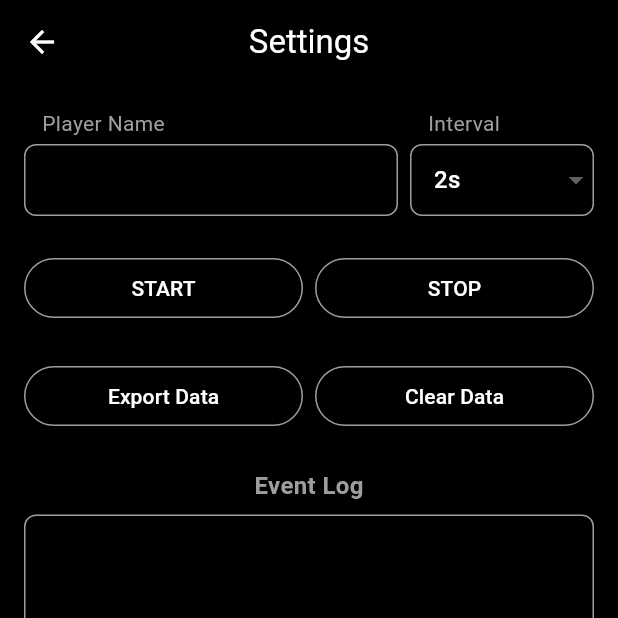
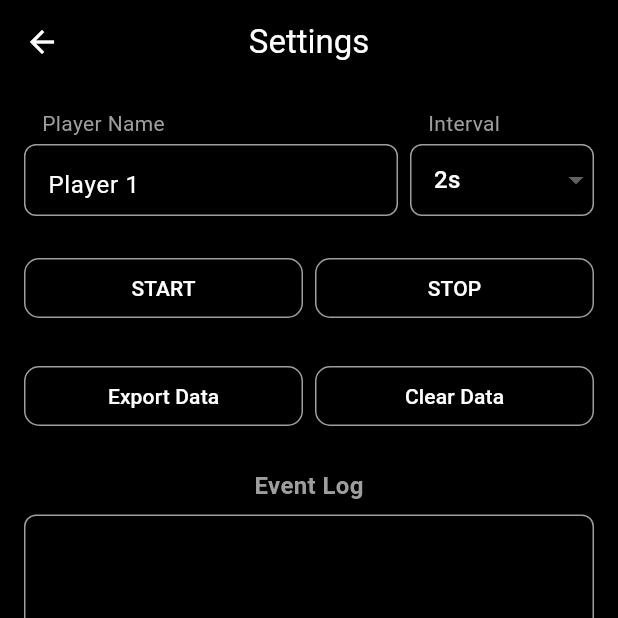
Before and after one commit to xmbn/Airsoft-Telemetry, a Flutter app: the screen it shows after launch, after a tap on the "settings" icon, on a phone screen of 412 x 824 dp, the top half of it. Run offline on Flutter 3.47's test engine with Material 3 defaults, Android fonts, the phone set to English and light mode, and no system bars.

Commit message:
refactor: centralize UI constants and default values in AppConfig

```diff
--- a/lib/main.dart
+++ b/lib/main.dart
@@ -1,5 +1,6 @@
 import 'package:flutter/material.dart';
 import 'screens/home_screen.dart';
+import 'services/app_config.dart';
 
 void main() {
   runApp(const MyApp());
@@ -12,7 +13,7 @@ class MyApp extends StatelessWidget {
   @override
   Widget build(BuildContext context) {
     return MaterialApp(
-      title: 'Airsoft Telemetry',
+      title: AppConfig.appTitle,
       theme: ThemeData(
         colorScheme: ColorScheme.fromSeed(seedColor: Colors.deepPurple),
         useMaterial3: true,
--- a/lib/screens/home_screen.dart
+++ b/lib/screens/home_screen.dart
@@ -1,4 +1,5 @@
 import 'package:flutter/material.dart';
+import '../services/app_config.dart';
 import 'settings_screen.dart';
 
 class HomeScreen extends StatefulWidget {
@@ -9,7 +10,7 @@ class HomeScreen extends StatefulWidget {
 }
 
 class _HomeScreenState extends State<HomeScreen> {
-  bool _isTracking = false;
+  bool _isTracking = AppConfig.defaultIsTracking;
 
   void _startSession() {
     setState(() {
@@ -29,7 +30,7 @@ class _HomeScreenState extends State<HomeScreen> {
       resizeToAvoidBottomInset: false,
       appBar: AppBar(
         backgroundColor: Colors.black,
-        title: Text('Airsoft Telemetry', style: TextStyle(color: Colors.white)),
+        title: Text(AppConfig.appTitle, style: TextStyle(color: Colors.white)),
         centerTitle: true,
         actions: [
           IconButton(
@@ -44,34 +45,34 @@ class _HomeScreenState extends State<HomeScreen> {
         ],
       ),
       body: Container(
-        padding: EdgeInsets.all(16),
+        padding: EdgeInsets.all(AppConfig.standardPadding),
         color: Colors.black,
         child: Column(
           children: [
             // Start button
             SizedBox(
               width: double.infinity,
-              height: 60,
+              height: AppConfig.startButtonHeight,
               child: OutlinedButton(
                 onPressed: _isTracking ? null : _startSession,
                 style: OutlinedButton.styleFrom(
                   side: BorderSide(color: _isTracking ? Colors.grey : Colors.white),
                   backgroundColor: Colors.black,
                   shape: RoundedRectangleBorder(
-                    borderRadius: BorderRadius.circular(10),
+                    borderRadius: BorderRadius.circular(AppConfig.buttonBorderRadius),
                   ),
                 ),
                 child: Text(
-                  'START',
+                  AppConfig.startLabel,
                   style: TextStyle(
                     color: _isTracking ? Colors.grey : Colors.white,
-                    fontSize: 18,
+                    fontSize: AppConfig.startButtonFontSize,
                     fontWeight: FontWeight.bold,
                   ),
                 ),
               ),
             ),
-            SizedBox(height: 24),
+            SizedBox(height: AppConfig.extraLargePadding),
 
             // Event buttons (fill remaining space)
             Expanded(
@@ -81,53 +82,53 @@ class _HomeScreenState extends State<HomeScreen> {
                     child: OutlinedButton(
                       onPressed: () {
                         if (!_isTracking) _startSession();
-                        _recordEvent('HIT');
+                        _recordEvent(AppConfig.hitEvent);
                       },
                       style: OutlinedButton.styleFrom(
                         backgroundColor: Colors.black,
                         side: BorderSide(color: Colors.red),
                         minimumSize: Size(double.infinity, 0),
                         shape: RoundedRectangleBorder(
-                          borderRadius: BorderRadius.circular(10),
+                          borderRadius: BorderRadius.circular(AppConfig.buttonBorderRadius),
                         ),
                       ),
-                      child: Text('HIT', style: TextStyle(color: Colors.red, fontSize: 24)),
+                      child: Text(AppConfig.hitLabel, style: TextStyle(color: Colors.red, fontSize: AppConfig.eventButtonFontSize)),
                     ),
                   ),
-                  SizedBox(height: 12),
+                  SizedBox(height: AppConfig.largePadding),
                   Expanded(
                     child: OutlinedButton(
                       onPressed: () {
                         if (!_isTracking) _startSession();
-                        _recordEvent('SPAWN');
+                        _recordEvent(AppConfig.spawnEvent);
                       },
                       style: OutlinedButton.styleFrom(
                         backgroundColor: Colors.black,
                         side: BorderSide(color: Colors.green),
                         minimumSize: Size(double.infinity, 0),
                         shape: RoundedRectangleBorder(
-                          borderRadius: BorderRadius.circular(10),
+                          borderRadius: BorderRadius.circular(AppConfig.buttonBorderRadius),
                         ),
                       ),
-                      child: Text('SPAWN', style: TextStyle(color: Colors.green, fontSize: 24)),
+                      child: Text(AppConfig.spawnLabel, style: TextStyle(color: Colors.green, fontSize: AppConfig.eventButtonFontSize)),
                     ),
                   ),
-                  SizedBox(height: 12),
+                  SizedBox(height: AppConfig.largePadding),
                   Expanded(
                     child: OutlinedButton(
                       onPressed: () {
                         if (!_isTracking) _startSession();
-                        _recordEvent('KILL');
+                        _recordEvent(AppConfig.killEvent);
                       },
                       style: OutlinedButton.styleFrom(
                         backgroundColor: Colors.black,
                         side: BorderSide(color: Colors.amber),
                         minimumSize: Size(double.infinity, 0),
                         shape: RoundedRectangleBorder(
-                          borderRadius: BorderRadius.circular(10),
+                          borderRadius: BorderRadius.circular(AppConfig.buttonBorderRadius),
                         ),
                       ),
-                      child: Text('KILL', style: TextStyle(color: Colors.amber, fontSize: 24)),
+                      child: Text(AppConfig.killLabel, style: TextStyle(color: Colors.amber, fontSize: AppConfig.eventButtonFontSize)),
                     ),
                   ),
                 ],
--- a/lib/screens/settings_screen.dart
+++ b/lib/screens/settings_screen.dart
@@ -1,4 +1,5 @@
 import 'package:flutter/material.dart';
+import '../services/app_config.dart';
 
 class SettingsScreen extends StatefulWidget {
   const SettingsScreen({super.key});
@@ -8,10 +9,10 @@ class SettingsScreen extends StatefulWidget {
 }
 
 class _SettingsScreenState extends State<SettingsScreen> {
-  String _playerName = '';
-  String _selectedInterval = '2s';
-  bool _isTracking = false;
-  bool _isPaused = false;
+  String _playerName = AppConfig.defaultPlayerName;
+  String _selectedInterval = AppConfig.defaultInterval;
+  bool _isTracking = AppConfig.defaultIsTracking;
+  bool _isPaused = AppConfig.defaultIsPaused;
   final List<Map<String, String>> _events = [];
   late final TextEditingController _playerNameController;
 
@@ -39,7 +40,7 @@ class _SettingsScreenState extends State<SettingsScreen> {
       resizeToAvoidBottomInset: false,
       appBar: AppBar(
         backgroundColor: Colors.black,
-        title: Text('Settings', style: TextStyle(color: Colors.white)),
+        title: Text(AppConfig.settingsTitle, style: TextStyle(color: Colors.white)),
         centerTitle: true,
         leading: IconButton(
           icon: Icon(Icons.arrow_back, color: Colors.white),
@@ -47,7 +48,7 @@ class _SettingsScreenState extends State<SettingsScreen> {
         ),
       ),
       body: Container(
-        padding: EdgeInsets.all(16),
+        padding: EdgeInsets.all(AppConfig.standardPadding),
         color: Colors.black,
         child: Column(
           children: [
@@ -58,26 +59,26 @@ class _SettingsScreenState extends State<SettingsScreen> {
                 Expanded(
                   flex: 2,
                   child: Padding(
-                    padding: const EdgeInsets.only(right: 4.0),
+                    padding: EdgeInsets.only(right: AppConfig.smallPadding),
                     child: Column(
                       crossAxisAlignment: CrossAxisAlignment.stretch,
                       children: [
                         Padding(
-                          padding: const EdgeInsets.only(left: 12.0),
-                          child: Text('Player Name', style: TextStyle(color: Colors.grey)),
+                          padding: EdgeInsets.only(left: AppConfig.largePadding),
+                          child: Text(AppConfig.playerNameLabel, style: TextStyle(color: Colors.grey)),
                         ),
-                        SizedBox(height: 4),
+                        SizedBox(height: AppConfig.smallPadding),
                         SizedBox(
-                          height: 48,
+                          height: AppConfig.inputFieldHeight,
                           child: TextFormField(
                             controller: _playerNameController,
                             decoration: InputDecoration(
                               enabledBorder: OutlineInputBorder(
                                   borderSide: BorderSide(color: Colors.grey),
-                                  borderRadius: BorderRadius.circular(8)),
+                                  borderRadius: BorderRadius.circular(AppConfig.inputBorderRadius)),
                               focusedBorder: OutlineInputBorder(
                                   borderSide: BorderSide(color: Colors.grey),
-                                  borderRadius: BorderRadius.circular(8)),
+                                  borderRadius: BorderRadius.circular(AppConfig.inputBorderRadius)),
                             ),
                             style: TextStyle(color: Colors.white),
                           ),
@@ -89,17 +90,17 @@ class _SettingsScreenState extends State<SettingsScreen> {
                 Expanded(
                   flex: 1,
                   child: Padding(
-                    padding: const EdgeInsets.only(left: 4.0),
+                    padding: EdgeInsets.only(left: AppConfig.smallPadding),
                     child: Column(
                       crossAxisAlignment: CrossAxisAlignment.stretch,
                       children: [
                         Padding(
-                          padding: const EdgeInsets.only(left: 12.0),
-                          child: Text('Interval', style: TextStyle(color: Colors.grey)),
+                          padding: EdgeInsets.only(left: AppConfig.largePadding),
+                          child: Text(AppConfig.intervalLabel, style: TextStyle(color: Colors.grey)),
                         ),
-                        SizedBox(height: 4),
+                        SizedBox(height: AppConfig.smallPadding),
                         SizedBox(
-                          height: 48,
+                          height: AppConfig.inputFieldHeight,
                           child: DropdownButtonFormField<String>(
                             isExpanded: true,
                             dropdownColor: Colors.black,
@@ -107,13 +108,13 @@ class _SettingsScreenState extends State<SettingsScreen> {
                             decoration: InputDecoration(
                               enabledBorder: OutlineInputBorder(
                                   borderSide: BorderSide(color: Colors.grey),
-                                  borderRadius: BorderRadius.circular(8)),
+                                  borderRadius: BorderRadius.circular(AppConfig.inputBorderRadius)),
                               focusedBorder: OutlineInputBorder(
                                   borderSide: BorderSide(color: Colors.grey),
-                                  borderRadius: BorderRadius.circular(8)),
-                              contentPadding: EdgeInsets.symmetric(horizontal: 12, vertical: 4),
+                                  borderRadius: BorderRadius.circular(AppConfig.inputBorderRadius)),
+                              contentPadding: EdgeInsets.symmetric(horizontal: AppConfig.largePadding, vertical: AppConfig.smallPadding),
                             ),
-                            items: ['1s', '2s', '3s', '4s', '5s', '10s', '30s', '60s']
+                            items: AppConfig.intervalOptions
                                 .map((e) => DropdownMenuItem(
                                     value: e,
                                     child: Text(e, style: TextStyle(color: Colors.white))))
@@ -129,7 +130,7 @@ class _SettingsScreenState extends State<SettingsScreen> {
                 ),
               ],
             ),
-            SizedBox(height: 24),
+            SizedBox(height: AppConfig.extraLargePadding),
 
             // Session controls
             Row(
@@ -138,26 +139,32 @@ class _SettingsScreenState extends State<SettingsScreen> {
                   child: OutlinedButton(
                     onPressed: () {},
                     style: OutlinedButton.styleFrom(
-                        side: BorderSide(color: Colors.grey)),
+                        side: BorderSide(color: Colors.grey),
+                        shape: RoundedRectangleBorder(
+                          borderRadius: BorderRadius.circular(AppConfig.buttonBorderRadius),
+                        )),
                     child: Text(
                         _isTracking
-                            ? (_isPaused ? 'RESUME' : 'PAUSE')
-                            : 'START',
+                            ? (_isPaused ? AppConfig.resumeLabel : AppConfig.pauseLabel)
+                            : AppConfig.startLabel,
                         style: TextStyle(color: Colors.white)),
                   ),
                 ),
-                SizedBox(width: 8),
+                SizedBox(width: AppConfig.mediumPadding),
                 Expanded(
                   child: OutlinedButton(
                     onPressed: () {},
                     style: OutlinedButton.styleFrom(
-                        side: BorderSide(color: Colors.grey)),
-                    child: Text('STOP', style: TextStyle(color: Colors.white)),
+                        side: BorderSide(color: Colors.grey),
+                        shape: RoundedRectangleBorder(
+                          borderRadius: BorderRadius.circular(AppConfig.buttonBorderRadius),
+                        )),
+                    child: Text(AppConfig.stopLabel, style: TextStyle(color: Colors.white)),
                   ),
                 ),
               ],
             ),
-            SizedBox(height: 24),
+            SizedBox(height: AppConfig.extraLargePadding),
 
             // Export and clear
             Row(
@@ -166,35 +173,41 @@ class _SettingsScreenState extends State<SettingsScreen> {
                   child: OutlinedButton(
                     onPressed: () {},
                     style: OutlinedButton.styleFrom(
-                        side: BorderSide(color: Colors.grey)),
-                    child: Text('Export Data', style: TextStyle(color: Colors.white)),
+                        side: BorderSide(color: Colors.grey),
+                        shape: RoundedRectangleBorder(
+                          borderRadius: BorderRadius.circular(AppConfig.buttonBorderRadius),
+                        )),
+                    child: Text(AppConfig.exportDataLabel, style: TextStyle(color: Colors.white)),
                   ),
                 ),
-                SizedBox(width: 8),
+                SizedBox(width: AppConfig.mediumPadding),
                 Expanded(
                   child: OutlinedButton(
                     onPressed: () {},
                     style: OutlinedButton.styleFrom(
-                        side: BorderSide(color: Colors.grey)),
-                    child: Text('Clear Data', style: TextStyle(color: Colors.white)),
+                        side: BorderSide(color: Colors.grey),
+                        shape: RoundedRectangleBorder(
+                          borderRadius: BorderRadius.circular(AppConfig.buttonBorderRadius),
+                        )),
+                    child: Text(AppConfig.clearDataLabel, style: TextStyle(color: Colors.white)),
                   ),
                 ),
               ],
             ),
-            SizedBox(height: 24),
+            SizedBox(height: AppConfig.extraLargePadding),
 
             // Event log
             Text(
-              'Event Log',
-              style: TextStyle(color: Colors.grey, fontSize: 16, fontWeight: FontWeight.bold),
+              AppConfig.eventLogTitle,
+              style: TextStyle(color: Colors.grey, fontSize: AppConfig.regularFontSize, fontWeight: FontWeight.bold),
             ),
-            SizedBox(height: 8),
+            SizedBox(height: AppConfig.mediumPadding),
             Expanded(
               child: Container(
-                padding: EdgeInsets.all(8),
+                padding: EdgeInsets.all(AppConfig.mediumPadding),
                 decoration: BoxDecoration(
                     border: Border.all(color: Colors.grey),
-                    borderRadius: BorderRadius.circular(8)),
+                    borderRadius: BorderRadius.circular(AppConfig.inputBorderRadius)),
                 child: ListView.builder(
                   itemCount: _events.length,
                   itemBuilder: (context, index) {
--- /dev/null
+++ b/lib/services/app_config.dart
@@ -0,0 +1,56 @@
+class AppConfig {
+  // UI Constants
+  static const double buttonBorderRadius = 10.0;
+  static const double inputBorderRadius = 8.0;
+  static const double standardPadding = 16.0;
+  static const double smallPadding = 4.0;
+  static const double mediumPadding = 8.0;
+  static const double largePadding = 12.0;
+  static const double extraLargePadding = 24.0;
+
+  // Button Sizes
+  static const double startButtonHeight = 60.0;
+  static const double inputFieldHeight = 48.0;
+  static const double eventLogHeight = 120.0;
+
+  // Font Sizes
+  static const double eventButtonFontSize = 24.0;
+  static const double startButtonFontSize = 18.0;
+  static const double regularFontSize = 16.0;
+
+  // Intervals (in seconds)
+  static const List<String> intervalOptions = [
+    '1s', '2s', '3s', '4s', '5s', '10s', '30s', '60s'
+  ];
+  static const String defaultInterval = '2s';
+
+  // Default Values
+  static const String defaultPlayerName = 'Player 1';
+  static const bool defaultIsTracking = false;
+  static const bool defaultIsPaused = false;
+
+  // App Info
+  static const String appTitle = 'Airsoft Telemetry';
+  static const String settingsTitle = 'Settings';
+  static const String eventLogTitle = 'Event Log';
+
+  // Button Labels
+  static const String startLabel = 'START';
+  static const String pauseLabel = 'PAUSE';
+  static const String resumeLabel = 'RESUME';
+  static const String stopLabel = 'STOP';
+  static const String hitLabel = 'HIT';
+  static const String spawnLabel = 'SPAWN';
+  static const String killLabel = 'KILL';
+  static const String exportDataLabel = 'Export Data';
+  static const String clearDataLabel = 'Clear Data';
+
+  // Input Labels
+  static const String playerNameLabel = 'Player Name';
+  static const String intervalLabel = 'Interval';
+
+  // Event Types
+  static const String hitEvent = 'HIT';
+  static const String spawnEvent = 'SPAWN';
+  static const String killEvent = 'KILL';
+}
```
